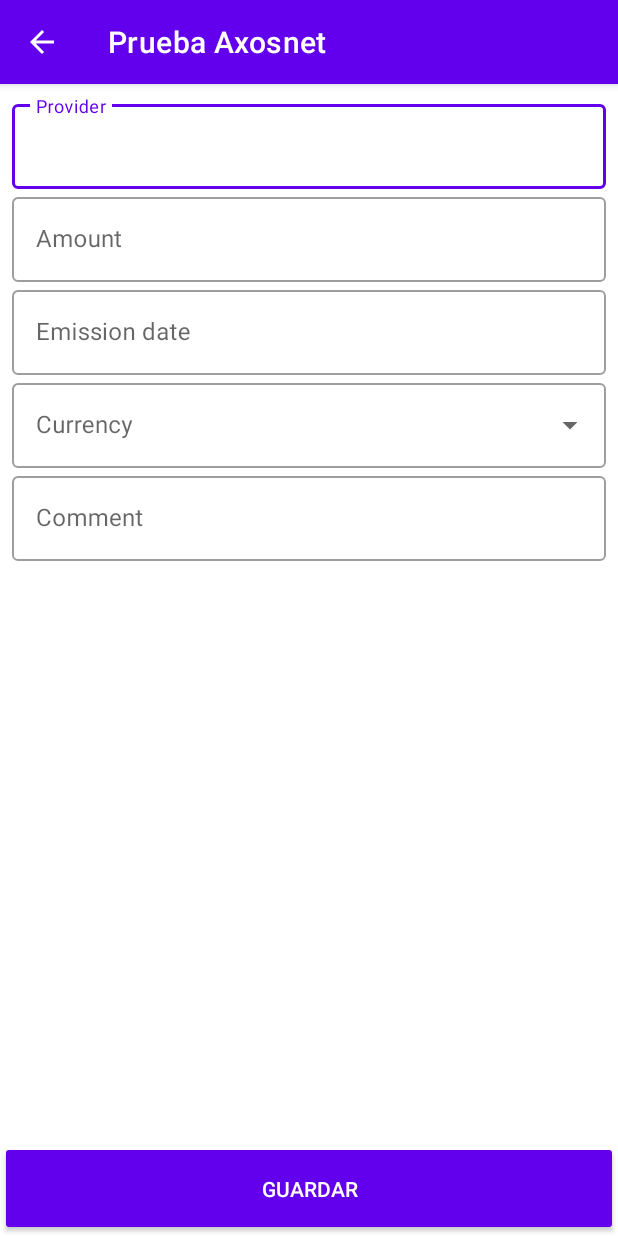
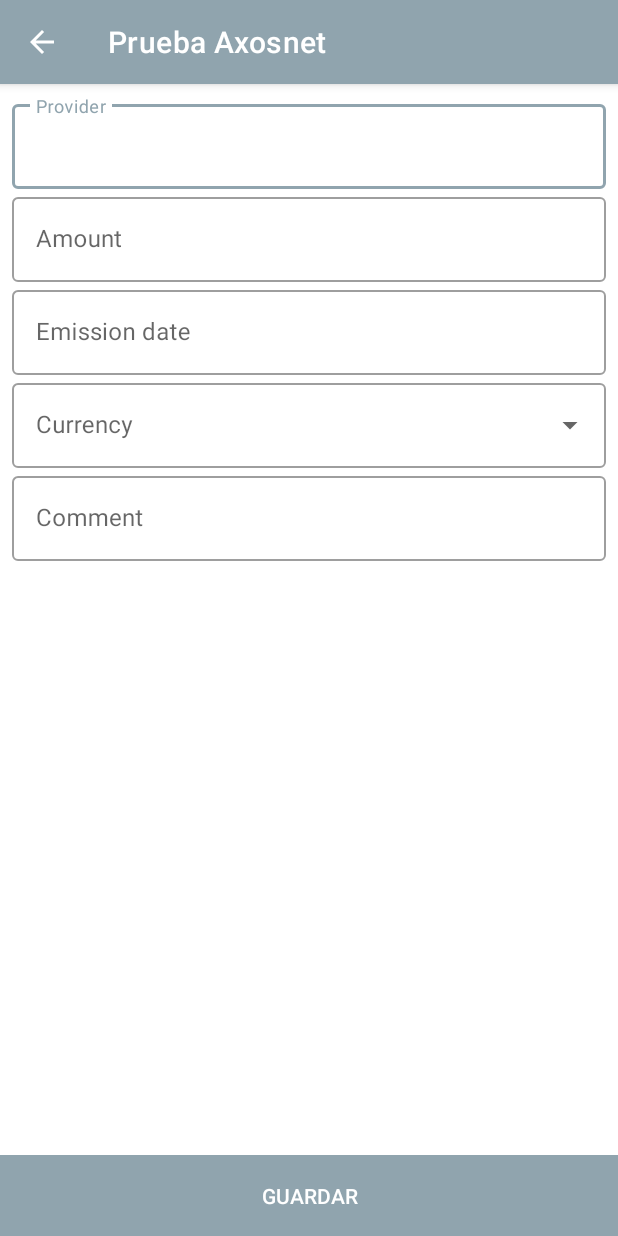
Before and after one commit to TheRadikalStyle/prueba_axosnet, an Android app: the screen it shows after launch (FormularioActivity), after a tap on an icon or button, on a phone screen of 412 x 824 dp. Run offline under Robolectric (Android 15) with nearby library versions, the phone set to English and light mode, and no system bars; 1 statement that could not run was skipped; 1 other tap on this screen came first.

Commit message:
Updated UI, english translation

```diff
--- a/app/src/main/java/com/davidochoa/MainActivity.java
+++ b/app/src/main/java/com/davidochoa/MainActivity.java
@@ -18,6 +18,7 @@ import android.view.MenuItem;
 import android.view.View;
 import android.widget.EditText;
 import android.widget.LinearLayout;
+import android.widget.TextView;
 import android.widget.Toast;
 
 import com.davidochoa.about.AboutActivity;
@@ -35,6 +36,8 @@ public class MainActivity extends AppCompatActivity {
     RecyclerView recyclerView;
     LinearLayout loadingLayout, emptySetLayout;
     private MainViewModel mainViewModel;
+    private FloatingActionButton fab_commander, fab_add, fab_search;
+    private TextView fab_helper_addTXV, fab_helper_searchTXV;
 
     @Override
     protected void onCreate(Bundle savedInstanceState) {
@@ -92,28 +95,23 @@ public class MainActivity extends AppCompatActivity {
 
 
     private void ConfigureFABS(){
-        FloatingActionButton fab_commander = findViewById(R.id.main_fab_commander);
-        FloatingActionButton fab_add = findViewById(R.id.main_fab_add);
-        FloatingActionButton fab_search = findViewById(R.id.main_fab_search);
+        fab_helper_addTXV = findViewById(R.id.main_fab_textview_add);
+        fab_helper_searchTXV = findViewById(R.id.main_fab_textview_search);
+        fab_commander = findViewById(R.id.main_fab_commander);
+        fab_add = findViewById(R.id.main_fab_add);
+        fab_search = findViewById(R.id.main_fab_search);
 
         fab_commander.setOnClickListener(new View.OnClickListener() {
             @Override
             public void onClick(View view) {
-                if(fab_add.isOrWillBeHidden() && fab_search.isOrWillBeHidden()){
-                    fab_commander.setImageDrawable(getResources().getDrawable(R.drawable.ic_close_grey));
-                    fab_add.show();
-                    fab_search.show();
-                }else{
-                    fab_commander.setImageDrawable(getResources().getDrawable(R.drawable.ic_plus_grey));
-                    fab_add.hide();
-                    fab_search.hide();
-                }
+                FABChanger();
             }
         });
 
         fab_search.setOnClickListener(new View.OnClickListener() {
             @Override
             public void onClick(View view) {
+                FABChanger();
                 AlertDialog.Builder builder = new AlertDialog.Builder(MainActivity.this);
                 builder.setTitle(getResources().getString(R.string.main_actionsearch_dialog_title));
 
@@ -142,9 +140,26 @@ public class MainActivity extends AppCompatActivity {
         fab_add.setOnClickListener(new View.OnClickListener() {
             @Override
             public void onClick(View view) {
+                FABChanger();
                 startActivity(new Intent(MainActivity.this, FormularioActivity.class));
             }
         });
+    }
+
+    public void FABChanger(){
+        if(fab_add.isOrWillBeHidden() && fab_search.isOrWillBeHidden()){
+            fab_commander.setImageDrawable(getResources().getDrawable(R.drawable.ic_close_grey));
+            fab_add.show();
+            fab_search.show();
+            fab_helper_addTXV.setVisibility(View.VISIBLE);
+            fab_helper_searchTXV.setVisibility(View.VISIBLE);
+        }else{
+            fab_commander.setImageDrawable(getResources().getDrawable(R.drawable.ic_plus_grey));
+            fab_add.hide();
+            fab_search.hide();
+            fab_helper_addTXV.setVisibility(View.GONE);
+            fab_helper_searchTXV.setVisibility(View.GONE);
+        }
     }
 
 
@@ -182,6 +197,40 @@ public class MainActivity extends AppCompatActivity {
         super.onResume();
     }
 
+    @Override
+    protected void onDestroy() {
+        recyclerView = null;
+        loadingLayout = null;
+        emptySetLayout = null;
+        mainViewModel = null;
+        fab_commander = null;
+        fab_add = null;
+        fab_search = null;
+        fab_helper_addTXV = null;
+        fab_helper_searchTXV = null;
+
+        super.onDestroy();
+    }
+
+    @Override
+    public void onBackPressed() {
+        new AlertDialog.Builder(this)
+                .setTitle(getResources().getString(R.string.main_exit_dialog_title))
+                .setMessage(getResources().getString(R.string.main_exit_dialog_message))
+                .setPositiveButton(android.R.string.yes, new DialogInterface.OnClickListener() {
+                    @Override
+                    public void onClick(DialogInterface dialogInterface, int i) {
+                        finish();
+                    }
+                })
+                .setNegativeButton(android.R.string.no, new DialogInterface.OnClickListener() {
+                    @Override
+                    public void onClick(DialogInterface dialogInterface, int i) {
+                        dialogInterface.dismiss();
+                    }
+                }).show();
+    }
+
     /**
      * Adapter RecyclerView lleno, ocultar view de carga y mostrar recycler
      * */
--- a/app/src/main/java/com/davidochoa/recyclerview/RecyclerViewMainAdapter.java
+++ b/app/src/main/java/com/davidochoa/recyclerview/RecyclerViewMainAdapter.java
@@ -66,8 +66,6 @@ public class RecyclerViewMainAdapter extends RecyclerView.Adapter<RecyclerViewMa
         holder.hostCardview.setOnClickListener(new View.OnClickListener() {
             @Override
             public void onClick(View view) {
-                Toast.makeText(context, "Tocado ID: " + dataset.get(position).getId(), Toast.LENGTH_SHORT).show();
-
                 Intent intent = new Intent(context, DetallesActivity.class);
                 intent.putExtra("id", dataset.get(position).getId());
                 intent.putExtra("provider", dataset.get(position).getProvider());
--- a/app/src/main/res/layout/activity_detalles.xml
+++ b/app/src/main/res/layout/activity_detalles.xml
@@ -139,6 +139,7 @@
 
                 <Button
                     android:id="@+id/detalles_button_delete"
+                    style="@style/Widget.AppCompat.Button"
                     android:layout_width="match_parent"
                     android:layout_height="wrap_content"
                     android:layout_weight="0.5"
--- a/app/src/main/res/layout/activity_formulario.xml
+++ b/app/src/main/res/layout/activity_formulario.xml
@@ -101,9 +101,12 @@
 
     <Button
         android:id="@+id/formulario_button_morph"
-        style="@style/Widget.AppCompat.Button"
+        style="@style/Widget.AppCompat.Button.ButtonBar.AlertDialog"
         android:layout_width="0dp"
         android:layout_height="wrap_content"
+        android:background="@color/material_green_700"
+        android:insetTop="0dp"
+        android:insetBottom="0dp"
         android:padding="16dp"
         android:text="Button"
         app:layout_constraintBottom_toBottomOf="parent"
--- a/app/src/main/res/values/apis.xml
+++ b/app/src/main/res/values/apis.xml
@@ -1,4 +1,4 @@
 <?xml version="1.0" encoding="utf-8"?>
 <resources>
-    <string name="api_axosnet">https://devapi.axosnet.com/am/v2/api_receipts_beta/api/receipt/</string>
+    <string name="api_axosnet" translatable="false">https://devapi.axosnet.com/am/v2/api_receipts_beta/api/receipt/</string>
 </resources>
--- a/app/src/main/res/values/strings.xml
+++ b/app/src/main/res/values/strings.xml
@@ -1,5 +1,5 @@
 <resources>
-    <string name="app_name">Prueba Axosnet</string>
+    <string name="app_name" translatable="false">Prueba Axosnet</string>
     <string name="about_title">Acerca</string>
 
     <string name="general_loading">Cargando</string>
@@ -7,16 +7,16 @@
     <string name="general_done">Listo</string>
     <string name="general_yes">Si</string>
     <string name="general_search">Buscar</string>
-    <string name="general_error">Error</string>
+    <string name="general_error" translatable="false">Error</string>
     <string name="general_init_error">Error de inicialización</string>
 
-    <string name="model_recibos_id">ID</string>
-    <string name="model_recibos_provider">Provider</string>
-    <string name="model_recibos_amount">Amount</string>
-    <string name="model_recibos_emission">Emission date</string>
-    <string name="model_recibos_comment">Comment</string>
-    <string name="model_recibos_currency">Currency</string>
-    <string name="model_recibos_amount_currency">%.2f %s</string>
+    <string name="model_recibos_id" translatable="false">ID</string>
+    <string name="model_recibos_provider" translatable="false">Provider</string>
+    <string name="model_recibos_amount" translatable="false">Amount</string>
+    <string name="model_recibos_emission" translatable="false">Emission date</string>
+    <string name="model_recibos_comment" translatable="false">Comment</string>
+    <string name="model_recibos_currency" translatable="false">Currency</string>
+    <string name="model_recibos_amount_currency" translatable="false">%.2f %s</string>
 
     <string name="main_alertdialog_internetconnection_title">No hay conexión</string>
     <string name="main_alertdialog_internetconnection_message">Enciende los datos móviles o el Wi-Fi para continuar, la aplicación se cerrará</string>
@@ -24,6 +24,10 @@
     <string name="main_actionsearch_dialog_notfound">No se ha encontrado recibo con el ID proporcionado</string>
     <string name="main_recibos_getall_error">Ha ocurrido un error al mostrar los recibos, intenta de nuevo</string>
     <string name="main_recibos_emptyset">No hay recibos para mostrar</string>
+    <string name="main_fab_add">Agregar nuevo</string>
+    <string name="main_fab_search">Buscar por ID</string>
+    <string name="main_exit_dialog_title">Salir</string>
+    <string name="main_exit_dialog_message">¿Desea salir de la app?</string>
 
     <string name="detalles_operaciones_title">Operaciones</string>
     <string name="detalles_operaciones_delete">Eliminar</string>
--- a/app/src/main/res/values/themes.xml
+++ b/app/src/main/res/values/themes.xml
@@ -2,13 +2,13 @@
     <!-- Base application theme. -->
     <style name="Theme.PruebaAxosnet" parent="Theme.MaterialComponents.Light.DarkActionBar">
         <!-- Primary brand color. -->
-        <item name="colorPrimary">@color/purple_500</item>
-        <item name="colorPrimaryVariant">@color/purple_700</item>
+        <item name="colorPrimary">@color/material_blue_grey_300</item>
+        <item name="colorPrimaryVariant">@color/material_blue_grey_500</item>
         <item name="colorOnPrimary">@color/white</item>
         <!-- Secondary brand color. -->
-        <item name="colorSecondary">@color/teal_200</item>
-        <item name="colorSecondaryVariant">@color/teal_700</item>
-        <item name="colorOnSecondary">@color/black</item>
+        <item name="colorSecondary">@color/material_blue_600</item>
+        <item name="colorSecondaryVariant">@color/material_blue_800</item>
+        <item name="colorOnSecondary">@color/white</item>
         <!-- Status bar color. -->
         <item name="android:statusBarColor" tools:targetApi="l">?attr/colorPrimaryVariant</item>
         <!-- Customize your theme here. -->
```
Also changed, not shown: app/src/main/res/layout/activity_main.xml (+22 -0 lines), 1 other file.
